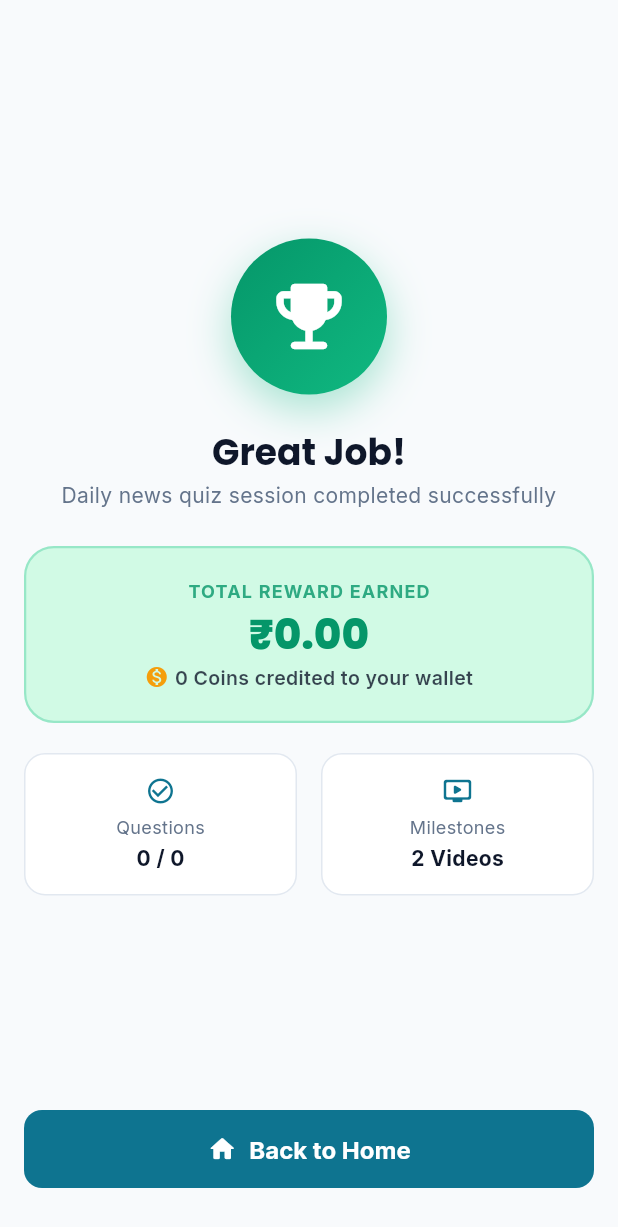
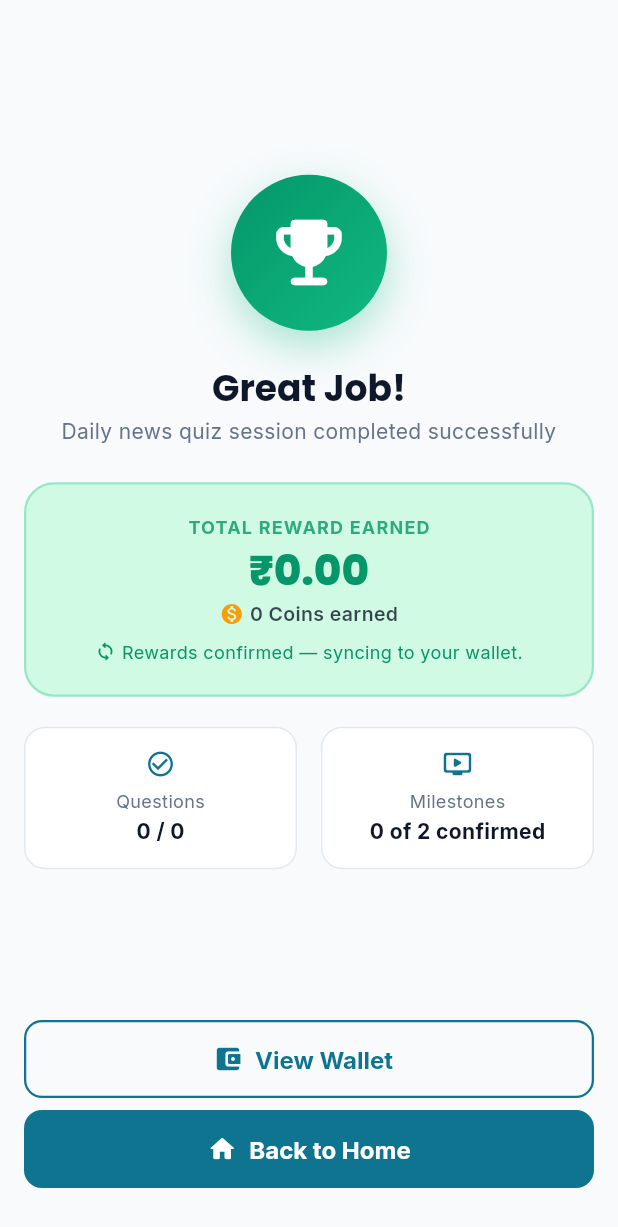
Before and after one commit to virajsavaliya/mobyads, a Flutter app: the QuizCompleteScreen screen opened directly with empty values, on a phone screen of 412 x 824 dp. Shown: the top 1227 px of the screen. Run offline on Flutter 3.47's test engine with Material 3 defaults, Android fonts, the phone set to English and light mode, and no system bars; our stand-ins replace dio, flutter_riverpod, go_router, google_fonts, google_mobile_ads, shared_preferences; accounts and stored records are empty.

Commit message:
Quiz completion: per-state reward messaging, wallet link, scroll-safe layout

```diff
--- a/lib/features/mcq/screens/quiz_complete_screen.dart
+++ b/lib/features/mcq/screens/quiz_complete_screen.dart
@@ -8,12 +8,16 @@ class QuizCompleteScreen extends StatelessWidget {
   final double earnedAmount;
   final int totalCoins;
   final int totalQuestions;
+  final int confirmedMilestones;
+  final int unconfirmedMilestones;
 
   const QuizCompleteScreen({
     super.key,
     required this.earnedAmount,
     required this.totalCoins,
     required this.totalQuestions,
+    this.confirmedMilestones = 0,
+    this.unconfirmedMilestones = 0,
   });
 
   @override
@@ -23,12 +27,20 @@ class QuizCompleteScreen extends StatelessWidget {
     return Scaffold(
       backgroundColor: AppColors.background,
       body: SafeArea(
-        child: Padding(
+        child: SingleChildScrollView(
           padding: AppSpacing.screenPadding,
-          child: Column(
-            mainAxisAlignment: MainAxisAlignment.center,
-            crossAxisAlignment: CrossAxisAlignment.stretch,
-            children: [
+          child: ConstrainedBox(
+            constraints: BoxConstraints(
+              minHeight: MediaQuery.of(context).size.height -
+                  MediaQuery.of(context).padding.top -
+                  MediaQuery.of(context).padding.bottom -
+                  AppSpacing.m * 2,
+            ),
+            child: IntrinsicHeight(
+              child: Column(
+                mainAxisAlignment: MainAxisAlignment.center,
+                crossAxisAlignment: CrossAxisAlignment.stretch,
+                children: [
               const Spacer(),
 
               // Celebratory Icon Badge
@@ -122,7 +134,7 @@ class QuizCompleteScreen extends StatelessWidget {
                         ),
                         const SizedBox(width: 4),
                         Text(
-                          '$totalCoins Coins credited to your wallet',
+                          '$totalCoins Coins earned',
                           style: TextStyle(
                             fontSize: 13,
                             fontWeight: FontWeight.w600,
@@ -131,6 +143,52 @@ class QuizCompleteScreen extends StatelessWidget {
                         ),
                       ],
                     ),
+                    const SizedBox(height: 8),
+                    // One message per reward state (backend is authority)
+                    if (unconfirmedMilestones > 0)
+                      Row(
+                        mainAxisAlignment: MainAxisAlignment.center,
+                        children: [
+                          const Icon(
+                            Icons.hourglass_top_rounded,
+                            size: 14,
+                            color: Color(0xFFB45309),
+                          ),
+                          const SizedBox(width: 4),
+                          Flexible(
+                            child: Text(
+                              '$unconfirmedMilestones video reward${unconfirmedMilestones == 1 ? '' : 's'} pending review — wallet updates on confirmation.',
+                              textAlign: TextAlign.center,
+                              style: const TextStyle(
+                                fontSize: 12,
+                                color: Color(0xFFB45309),
+                              ),
+                            ),
+                          ),
+                        ],
+                      )
+                    else
+                      const Row(
+                        mainAxisAlignment: MainAxisAlignment.center,
+                        children: [
+                          Icon(
+                            Icons.sync_rounded,
+                            size: 14,
+                            color: AppColors.accentDark,
+                          ),
+                          SizedBox(width: 4),
+                          Flexible(
+                            child: Text(
+                              'Rewards confirmed — syncing to your wallet.',
+                              textAlign: TextAlign.center,
+                              style: TextStyle(
+                                fontSize: 12,
+                                color: AppColors.accentDark,
+                              ),
+                            ),
+                          ),
+                        ],
+                      ),
                   ],
                 ),
               ),
@@ -151,13 +209,28 @@ class QuizCompleteScreen extends StatelessWidget {
                     child: _buildSummaryBox(
                       icon: Icons.ondemand_video_rounded,
                       title: 'Milestones',
-                      value: '2 Videos',
+                      value: '$confirmedMilestones of 2 confirmed',
                     ),
                   ),
                 ],
               ),
 
               const Spacer(),
+
+              // Wallet link + Back to Home
+              OutlinedButton.icon(
+                onPressed: () => context.go('/wallet'),
+                style: OutlinedButton.styleFrom(
+                  minimumSize:
+                      const Size(double.infinity, AppSpacing.buttonHeight),
+                ),
+                icon: const Icon(Icons.account_balance_wallet_rounded, size: 20),
+                label: const Text(
+                  'View Wallet',
+                  style: TextStyle(fontSize: 16, fontWeight: FontWeight.bold),
+                ),
+              ),
+              const SizedBox(height: AppSpacing.s),
 
               // Back to Home Button
               ElevatedButton(
@@ -181,6 +254,8 @@ class QuizCompleteScreen extends StatelessWidget {
               ),
               const SizedBox(height: AppSpacing.m),
             ],
+          ),
+            ),
           ),
         ),
       ),
--- a/lib/features/mcq/screens/quiz_screen.dart
+++ b/lib/features/mcq/screens/quiz_screen.dart
@@ -230,6 +230,10 @@ class _QuizScreenState extends ConsumerState<QuizScreen> {
         earnedAmount: quizState.earnedAmount,
         totalCoins: quizState.totalCoinsEarned,
         totalQuestions: quizState.totalQuestions,
+        confirmedMilestones:
+            quizState.confirmedRewardMilestones.length,
+        unconfirmedMilestones:
+            quizState.unconfirmedRewardMilestones.length,
       );
     }
 
```
Also changed, not shown: 1 other file.
